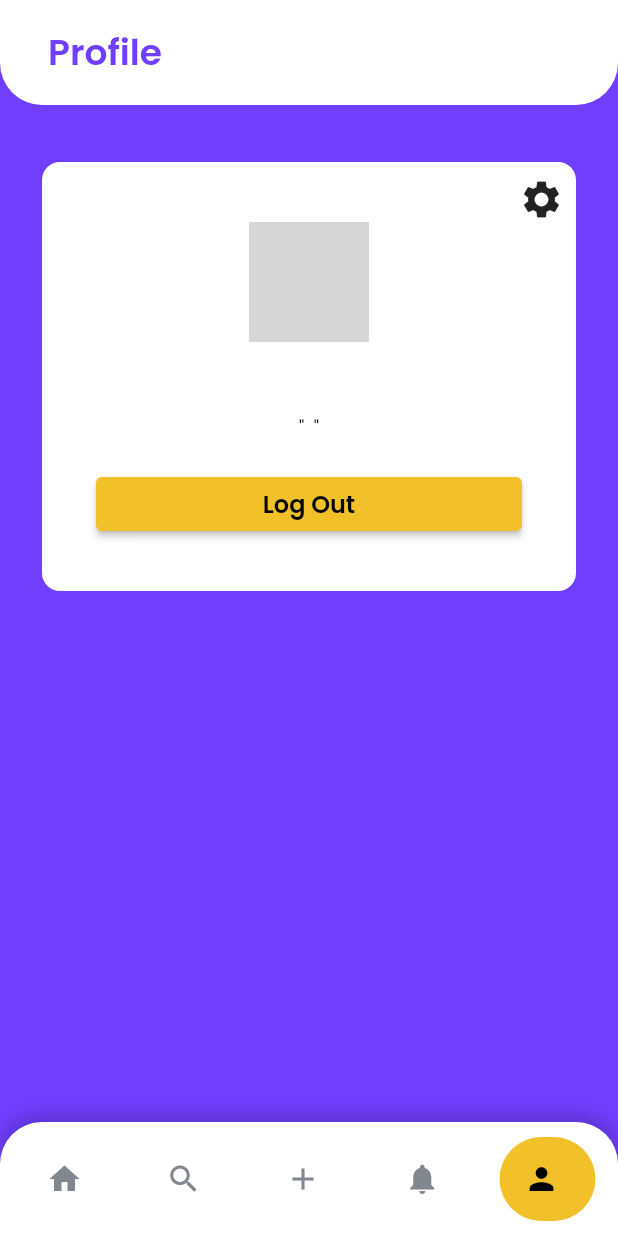
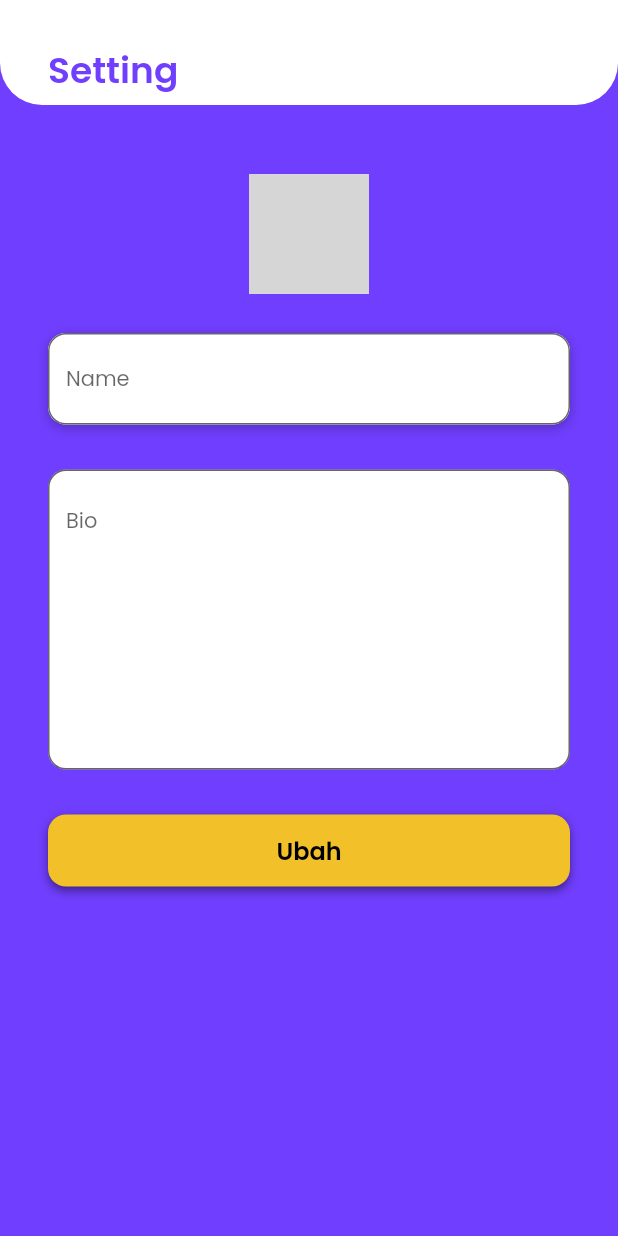
Before and after one commit to Bintang73/Discus-in, a Flutter app: the screen it shows once a user with an empty profile is signed in, item 5 of the bottom bar chosen, after a tap on the "settings" icon, on a phone screen of 412 x 824 dp. Run offline on Flutter 3.47's test engine with Material 2 defaults, Android fonts, the phone set to English and light mode, and no system bars; drawn by our look-alikes of google_nav_bar; our stand-ins replace cloud_firestore, firebase_auth, firebase_core, google_fonts; missing offline and left inert: slider_captcha; accounts and stored records are empty; network calls fail; grey boxes are pictures that could not be loaded.

Commit message:
Setting Profile Page Fixes #8
name & bio

```diff
--- a/lib/pages/home_page.dart
+++ b/lib/pages/home_page.dart
@@ -18,8 +18,7 @@ class _HomePageState extends State<HomePage> {
   Widget build(BuildContext context) {
     return Scaffold(
       backgroundColor: mainColor,
-      body: SafeArea(
-        child: CustomScrollView(
+      body: CustomScrollView(
         slivers: [
           SliverAppBar(
             backgroundColor: whiteColor,
@@ -33,7 +32,9 @@ class _HomePageState extends State<HomePage> {
             ),
             toolbarHeight: 70, // Adjust the desired height here
             flexibleSpace: FlexibleSpaceBar(
-                background: Column(
+              background: Container(
+                margin: const EdgeInsets.only(top: 25),
+                child: Column(
                   mainAxisAlignment: MainAxisAlignment.center,
                   crossAxisAlignment: CrossAxisAlignment
                       .start, // Aligns the text vertically at the center
@@ -50,6 +51,7 @@ class _HomePageState extends State<HomePage> {
                 ),
               ),
             ),
+          ),
           SliverList(
             delegate: SliverChildListDelegate([
               const SizedBox(height: 38),
@@ -57,8 +59,7 @@ class _HomePageState extends State<HomePage> {
                 margin: const EdgeInsets.symmetric(horizontal: 32),
                 child: Text(
                   'Berita',
-                    style:
-                        semiPoppins.copyWith(fontSize: 24, color: whiteColor),
+                  style: semiPoppins.copyWith(fontSize: 24, color: whiteColor),
                 ),
               ),
               const SizedBox(
@@ -118,8 +119,7 @@ class _HomePageState extends State<HomePage> {
                 margin: const EdgeInsets.symmetric(horizontal: 32),
                 child: Text(
                   'Topik',
-                    style:
-                        semiPoppins.copyWith(fontSize: 24, color: whiteColor),
+                  style: semiPoppins.copyWith(fontSize: 24, color: whiteColor),
                 ),
               ),
               const SizedBox(
@@ -131,7 +131,6 @@ class _HomePageState extends State<HomePage> {
           ),
         ],
       ),
-      ),
     );
   }
 }
--- a/lib/pages/notification_page.dart
+++ b/lib/pages/notification_page.dart
@@ -16,8 +16,7 @@ class _NotificationPageState extends State<NotificationPage> {
   Widget build(BuildContext context) {
     return Scaffold(
       backgroundColor: mainColor,
-      body: SafeArea(
-        child: CustomScrollView(
+      body: CustomScrollView(
         slivers: [
           SliverAppBar(
             backgroundColor: whiteColor,
@@ -31,7 +30,9 @@ class _NotificationPageState extends State<NotificationPage> {
             ),
             toolbarHeight: 70, // Adjust the desired height here
             flexibleSpace: FlexibleSpaceBar(
-                background: Column(
+              background: Container(
+                margin: const EdgeInsets.only(top: 25),
+                child: Column(
                   mainAxisAlignment: MainAxisAlignment.center,
                   crossAxisAlignment: CrossAxisAlignment
                       .start, // Aligns the text vertically at the center
@@ -45,6 +46,7 @@ class _NotificationPageState extends State<NotificationPage> {
                       ),
                     ),
                   ],
+                ),
               ),
             ),
           ),
@@ -88,7 +90,6 @@ class _NotificationPageState extends State<NotificationPage> {
           ),
         ],
       ),
-      ),
     );
   }
 }
--- a/lib/pages/post_page.dart
+++ b/lib/pages/post_page.dart
@@ -14,8 +14,7 @@ class _PostPageState extends State<PostPage> {
   Widget build(BuildContext context) {
     return Scaffold(
       backgroundColor: mainColor,
-      body: SafeArea(
-        child: CustomScrollView(
+      body: CustomScrollView(
         slivers: [
           SliverAppBar(
             backgroundColor: whiteColor,
@@ -29,7 +28,9 @@ class _PostPageState extends State<PostPage> {
             ),
             toolbarHeight: 70, // Adjust the desired height here
             flexibleSpace: FlexibleSpaceBar(
-                background: Column(
+              background: Container(
+                margin: const EdgeInsets.only(top: 25),
+                child: Column(
                   mainAxisAlignment: MainAxisAlignment.center,
                   crossAxisAlignment: CrossAxisAlignment
                       .start, // Aligns the text vertically at the center
@@ -46,6 +47,7 @@ class _PostPageState extends State<PostPage> {
                 ),
               ),
             ),
+          ),
           SliverList(
             delegate: SliverChildListDelegate([
               Container(),
@@ -54,7 +56,6 @@ class _PostPageState extends State<PostPage> {
           ),
         ],
       ),
-      ),
     );
   }
 }
--- a/lib/pages/profile_page.dart
+++ b/lib/pages/profile_page.dart
@@ -1,6 +1,7 @@
 import 'package:cloud_firestore/cloud_firestore.dart';
 import 'package:firebase_auth/firebase_auth.dart';
 import 'package:flutter/material.dart';
+import 'package:stalkin/pages/setting_page.dart';
 
 import '../theme.dart';
 
@@ -15,9 +16,6 @@ class _ProfilePageState extends State<ProfilePage> {
   // user
   final currentUser = FirebaseAuth.instance.currentUser!;
 
-  // edit field
-  Future<void> editField(String field) async {}
-
   @override
   Widget build(BuildContext context) {
     return Scaffold(
@@ -31,8 +29,7 @@ class _ProfilePageState extends State<ProfilePage> {
             // get user data
             if (snapshot.hasData) {
               final userData = snapshot.data!.data() as Map<String, dynamic>;
-              return SafeArea(
-                child: CustomScrollView(
+              return CustomScrollView(
                 slivers: [
                   SliverAppBar(
                     backgroundColor: whiteColor,
@@ -46,7 +43,9 @@ class _ProfilePageState extends State<ProfilePage> {
                     ),
                     toolbarHeight: 70, // Adjust the desired height here
                     flexibleSpace: FlexibleSpaceBar(
-                        background: Column(
+                      background: Container(
+                        margin: const EdgeInsets.only(top: 25),
+                        child: Column(
                           mainAxisAlignment: MainAxisAlignment.center,
                           crossAxisAlignment: CrossAxisAlignment
                               .start, // Aligns the text vertically at the center
@@ -64,13 +63,13 @@ class _ProfilePageState extends State<ProfilePage> {
                         ),
                       ),
                     ),
+                  ),
                   SliverList(
                     delegate: SliverChildListDelegate([
                       Container(
                         margin: const EdgeInsets.only(top: 38),
                         child: Padding(
-                              padding:
-                                  const EdgeInsets.symmetric(horizontal: 28),
+                            padding: const EdgeInsets.symmetric(horizontal: 28),
                             child: Column(
                               crossAxisAlignment: CrossAxisAlignment.start,
                               children: [
@@ -91,7 +90,13 @@ class _ProfilePageState extends State<ProfilePage> {
                                             padding: const EdgeInsets.only(
                                                 top: 10, left: 8, right: 8),
                                             child: GestureDetector(
-                                                onTap: () {},
+                                              onTap: () {
+                                                Navigator.push(context,
+                                                    MaterialPageRoute(
+                                                        builder: (context) {
+                                                  return const SettingPage();
+                                                }));
+                                              },
                                               child: const Icon(
                                                 Icons.settings,
                                                 size: 30,
@@ -103,8 +108,7 @@ class _ProfilePageState extends State<ProfilePage> {
                                       Column(
                                         children: [
                                           Container(
-                                              padding:
-                                                  const EdgeInsets.symmetric(
+                                            padding: const EdgeInsets.symmetric(
                                                 horizontal: 36),
                                             // color: Colors.red,
                                             width: double.infinity,
@@ -123,27 +127,22 @@ class _ProfilePageState extends State<ProfilePage> {
                                                 ),
                                                 Container(
                                                   margin: const EdgeInsets
-                                                            .symmetric(
-                                                        vertical: 12),
+                                                      .symmetric(vertical: 12),
                                                   child: Text(
                                                     userData['name'],
-                                                      style:
-                                                          semiPoppins.copyWith(
+                                                    style: semiPoppins.copyWith(
                                                         fontSize: 16),
                                                   ),
                                                 ),
                                                 Container(
-                                                    margin:
-                                                        const EdgeInsets.only(
+                                                  margin: const EdgeInsets.only(
                                                       bottom: 18),
                                                   child: Text(
                                                     // ignore: prefer_interpolation_to_compose_strings
                                                     '${'" ' + userData['bio']} "',
-                                                      textAlign:
-                                                          TextAlign.center,
+                                                    textAlign: TextAlign.center,
                                                     style: regularPoppins
-                                                          .copyWith(
-                                                              fontSize: 12),
+                                                        .copyWith(fontSize: 12),
                                                   ),
                                                 ),
                                                 SizedBox(
@@ -160,8 +159,8 @@ class _ProfilePageState extends State<ProfilePage> {
                                                     ),
                                                     child: Text(
                                                       'Log Out',
-                                                        style: semiPoppins
-                                                            .copyWith(
+                                                      style:
+                                                          semiPoppins.copyWith(
                                                         fontSize: 16,
                                                       ),
                                                     ),
@@ -182,7 +181,6 @@ class _ProfilePageState extends State<ProfilePage> {
                     ]),
                   ),
                 ],
-                ),
               );
             } else if (snapshot.hasError) {
               return Center(
--- a/lib/pages/search_page.dart
+++ b/lib/pages/search_page.dart
@@ -17,8 +17,7 @@ class _SearchPageState extends State<SearchPage> {
   Widget build(BuildContext context) {
     return Scaffold(
       backgroundColor: mainColor,
-      body: SafeArea(
-        child: CustomScrollView(
+      body: CustomScrollView(
         slivers: [
           SliverAppBar(
             backgroundColor: whiteColor,
@@ -32,7 +31,9 @@ class _SearchPageState extends State<SearchPage> {
             ),
             toolbarHeight: 70, // Adjust the desired height here
             flexibleSpace: FlexibleSpaceBar(
-                background: Column(
+              background: Container(
+                margin: const EdgeInsets.only(top: 25),
+                child: Column(
                   mainAxisAlignment: MainAxisAlignment.center,
                   crossAxisAlignment: CrossAxisAlignment
                       .start, // Aligns the text vertically at the center
@@ -46,6 +47,7 @@ class _SearchPageState extends State<SearchPage> {
                       ),
                     ),
                   ],
+                ),
               ),
             ),
           ),
@@ -122,7 +124,6 @@ class _SearchPageState extends State<SearchPage> {
           ),
         ],
       ),
-      ),
     );
   }
 }
--- a/lib/pages/setting_page.dart
+++ b/lib/pages/setting_page.dart
@@ -0,0 +1,277 @@
+import 'package:cloud_firestore/cloud_firestore.dart';
+import 'package:firebase_auth/firebase_auth.dart';
+import 'package:flutter/material.dart';
+import 'package:stalkin/theme.dart';
+
+class SettingPage extends StatefulWidget {
+  const SettingPage({Key? key}) : super(key: key);
+
+  @override
+  State<SettingPage> createState() => _SettingPageState();
+}
+
+class _SettingPageState extends State<SettingPage> {
+  final TextEditingController _name = TextEditingController();
+  final TextEditingController _bio = TextEditingController();
+  bool isSnackbarShown = false;
+
+  // user data
+  final currentUser = FirebaseAuth.instance.currentUser!;
+
+  // edit user
+  Future<void> editField(String field, String newValue) async {
+    try {
+      await FirebaseFirestore.instance
+          .collection('Users')
+          .doc(currentUser.email)
+          .update({field: newValue});
+
+      if (!isSnackbarShown) {
+        // Cek apakah Snackbar sudah ditampilkan sebelumnya
+        isSnackbarShown = true; // Set flag menjadi true
+        // ignore: use_build_context_synchronously
+        ScaffoldMessenger.of(context).showSnackBar(
+          SnackBar(
+            content: Text(
+              'Berhasil Diubah',
+              style: semiPoppins,
+            ),
+            backgroundColor: Colors.green,
+          ),
+        );
+      }
+    } catch (e) {
+      ScaffoldMessenger.of(context).showSnackBar(
+        SnackBar(
+          content: Text(
+            e.toString(),
+            style: semiPoppins,
+          ),
+          backgroundColor: Colors.red,
+        ),
+      );
+    }
+  }
+
+  @override
+  void dispose() {
+    _name.dispose();
+    _bio.dispose();
+    super.dispose();
+  }
+
+  @override
+  Widget build(BuildContext context) {
+    return Scaffold(
+      backgroundColor: mainColor,
+      body: StreamBuilder<DocumentSnapshot>(
+        stream: FirebaseFirestore.instance
+            .collection('Users')
+            .doc(currentUser.email)
+            .snapshots(),
+        builder: (context, snapshot) {
+          if (snapshot.hasData) {
+            final userData =
+                snapshot.data!.data() as Map<String, dynamic>? ?? {};
+            _name.text = userData['name'] ?? '';
+            _bio.text = userData['bio'] ?? '';
+
+            return CustomScrollView(
+              slivers: [
+                SliverAppBar(
+                  backgroundColor: whiteColor,
+                  elevation: 2,
+                  pinned: true,
+                  shape: const RoundedRectangleBorder(
+                    borderRadius: BorderRadius.only(
+                      bottomLeft: Radius.circular(28),
+                      bottomRight: Radius.circular(28),
+                    ),
+                  ),
+                  toolbarHeight: 70,
+                  flexibleSpace: FlexibleSpaceBar(
+                    background: Container(
+                      margin: const EdgeInsets.only(top: 25),
+                      child: Column(
+                        mainAxisAlignment: MainAxisAlignment.center,
+                        crossAxisAlignment: CrossAxisAlignment.start,
+                        children: [
+                          Container(
+                            padding: const EdgeInsets.symmetric(horizontal: 32),
+                            child: Text(
+                              'Setting',
+                              style: semiPoppins.copyWith(
+                                fontSize: 24,
+                                color: mainColor,
+                              ),
+                            ),
+                          ),
+                        ],
+                      ),
+                    ),
+                  ),
+                ),
+                SliverList(
+                  delegate: SliverChildListDelegate(
+                    [
+                      Container(
+                        margin: const EdgeInsets.symmetric(horizontal: 32),
+                        padding: const EdgeInsets.only(top: 46),
+                        child: Column(
+                          mainAxisAlignment: MainAxisAlignment.spaceBetween,
+                          children: [
+                            Container(
+                              margin: const EdgeInsets.only(bottom: 26),
+                              child: Stack(
+                                children: [
+                                  ClipRRect(
+                                    borderRadius: BorderRadius.circular(100),
+                                    child: Image.network(
+                                      userData['urlProfile'] ?? '',
+                                      height: 80,
+                                      width: 80,
+                                      fit: BoxFit.cover,
+                                    ),
+                                  ),
+                                  Positioned.fill(
+                                    child: Container(
+                                      decoration: BoxDecoration(
+                                        color: Colors.black.withOpacity(0.3),
+                                        borderRadius:
+                                            BorderRadius.circular(100),
+                                      ),
+                                    ),
+                                  ),
+                                  Positioned(
+                                    bottom: 0,
+                                    right: 0,
+                                    left: 0,
+                                    top: 0,
+                                    child: IconButton(
+                                      icon: const Icon(Icons.edit),
+                                      color: whiteColor,
+                                      onPressed: () {
+                                        // Tambahkan aksi yang diinginkan ketika ikon edit diklik
+                                      },
+                                    ),
+                                  ),
+                                ],
+                              ),
+                            ),
+                            Container(
+                              margin: const EdgeInsets.only(bottom: 30),
+                              decoration: BoxDecoration(
+                                color: whiteColor,
+                                borderRadius: BorderRadius.circular(12),
+                                boxShadow: [
+                                  BoxShadow(
+                                    color: Colors.black.withOpacity(0.25),
+                                    spreadRadius: 0,
+                                    blurRadius: 6,
+                                    offset: const Offset(0, 2),
+                                  ),
+                                ],
+                              ),
+                              child: TextField(
+                                controller: _name,
+                                style: regularPoppins.copyWith(fontSize: 14),
+                                decoration: InputDecoration(
+                                  filled: true,
+                                  fillColor: whiteColor,
+                                  focusedBorder: OutlineInputBorder(
+                                    borderRadius: BorderRadius.circular(12),
+                                    borderSide: BorderSide(
+                                      color: secondaryColor,
+                                      width: 2.0,
+                                    ),
+                                  ),
+                                  border: OutlineInputBorder(
+                                    borderRadius: BorderRadius.circular(12),
+                                  ),
+                                  hintText: 'Name',
+                                ),
+                              ),
+                            ),
+                            Container(
+                              margin: const EdgeInsets.only(bottom: 30),
+                              height: 200,
+                              width: double.infinity,
+                              child: TextField(
+                                controller: _bio,
+                                textAlignVertical: TextAlignVertical.top,
+                                expands: true,
+                                maxLines: null,
+                                style: regularPoppins.copyWith(fontSize: 14),
+                                decoration: InputDecoration(
+                                  hintText: 'Bio',
+                                  filled: true,
+                                  fillColor: whiteColor,
+                                  focusedBorder: OutlineInputBorder(
+                                    borderRadius: BorderRadius.circular(12),
+                                    borderSide: BorderSide(
+                                      color: secondaryColor,
+                                      width: 2.0,
+                                    ),
+                                  ),
+                                  border: OutlineInputBorder(
+                                    borderRadius: BorderRadius.circular(12),
+                                  ),
+                                ),
+                              ),
+                            ),
+                            Container(
+                              width: double.infinity,
+                              height: 48,
+                              decoration: BoxDecoration(
+                                borderRadius: BorderRadius.circular(12),
+                                boxShadow: [
+                                  BoxShadow(
+                                    color: Colors.black.withOpacity(0.25),
+                                    spreadRadius: 0,
+                                    blurRadius: 6,
+                                    offset: const Offset(0, 2),
+                                  ),
+                                ],
+                              ),
+                              child: ElevatedButton(
+                                onPressed: () {
+                                  editField('name', _name.text);
+                                  editField('bio', _bio.text);
+                                },
+                                style: ElevatedButton.styleFrom(
+                                  backgroundColor: secondaryColor,
+                                  shape: RoundedRectangleBorder(
+                                    borderRadius: BorderRadius.circular(12),
+                                  ),
+                                ),
+                                child: Text(
+                                  'Ubah',
+                                  style: semiPoppins.copyWith(
+                                    fontSize: 16,
+                                  ),
+                                ),
+                              ),
+                            ),
+                          ],
+                        ),
+                      )
+                      // Add your remaining ListView children here
+                    ],
+                  ),
+                ),
+              ],
+            );
+          } else if (snapshot.hasError) {
+            return Center(
+              child: Text('Error ${snapshot.error}'),
+            );
+          } else {
+            return const Center(
+              child: CircularProgressIndicator(),
+            );
+          }
+        },
+      ),
+    );
+  }
+}
```
Lines whose indentation alone changed are shown as unchanged.
